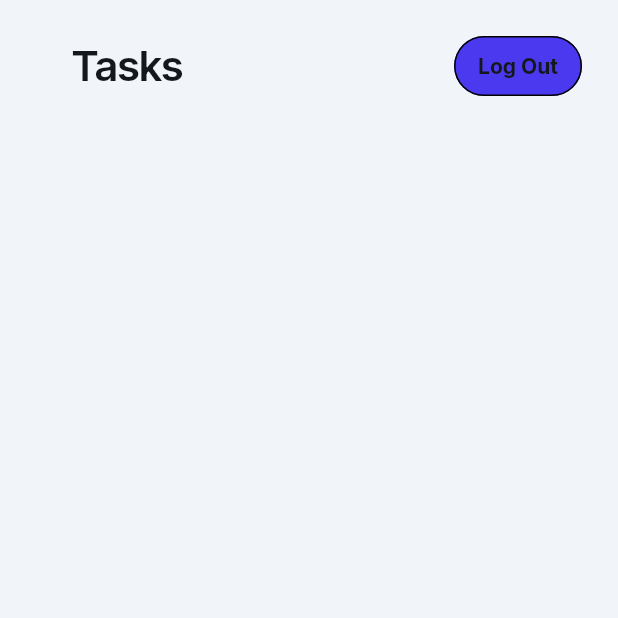
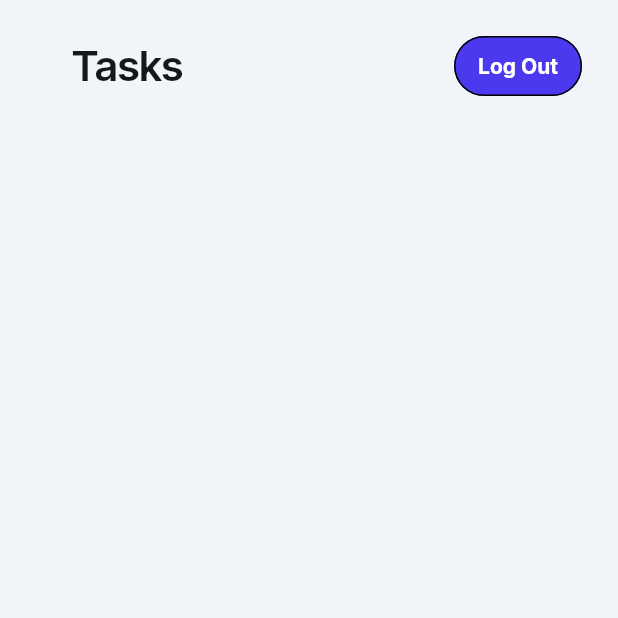
Before and after one commit to Eldemelo/TodoApp-FlutterFlow, a Flutter app: the screen it shows once a user with an empty profile is signed in, on a phone screen of 412 x 824 dp, the top half of it. Run offline on Flutter 3.47's test engine with Material 3 defaults, Android fonts, the light colour scheme and no system bars; drawn by our look-alikes of auto_size_text; our stand-ins replace cloud_firestore, easy_debounce, file_picker, firebase_auth, firebase_core, firebase_storage and 12 more; missing offline and left inert: json_path, mime_type; accounts and stored records are empty.

Commit message:
Updating to latest FlutterFlow output.

```diff
--- a/lib/tasks/tasks_widget.dart
+++ b/lib/tasks/tasks_widget.dart
@@ -144,6 +144,8 @@ class _TasksWidgetState extends State<TasksWidget> {
                                     .bodyLarge
                                     .override(
                                       fontFamily: 'Inter',
+                                      color: FlutterFlowTheme.of(context)
+                                          .secondaryBackground,
                                       letterSpacing: 0.0,
                                       fontWeight: FontWeight.bold,
                                     ),
```
